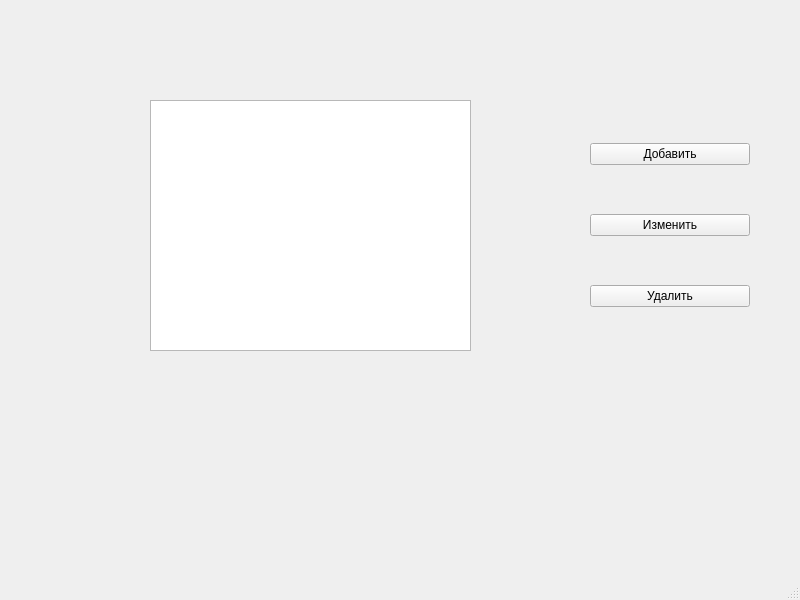
shtorm901/Diplom_Work, file Diplom2/ui/mainWin.ui: the form before one commit.
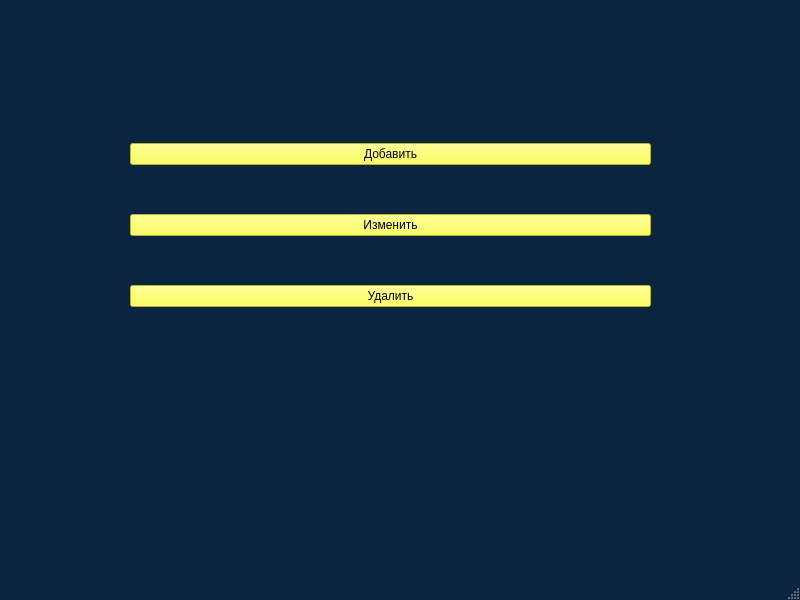
The form after the commit.

Patch:
```diff
--- a/Diplom2/ui/mainWin.ui
+++ b/Diplom2/ui/mainWin.ui
@@ -10,32 +10,558 @@
     <height>600</height>
    </rect>
   </property>
+  <property name="palette">
+   <palette>
+    <active>
+     <colorrole role="WindowText">
+      <brush brushstyle="SolidPattern">
+       <color alpha="255">
+        <red>255</red>
+        <green>70</green>
+        <blue>73</blue>
+       </color>
+      </brush>
+     </colorrole>
+     <colorrole role="Button">
+      <brush brushstyle="SolidPattern">
+       <color alpha="255">
+        <red>11</red>
+        <green>37</green>
+        <blue>65</blue>
+       </color>
+      </brush>
+     </colorrole>
+     <colorrole role="Light">
+      <brush brushstyle="SolidPattern">
+       <color alpha="255">
+        <red>17</red>
+        <green>56</green>
+        <blue>97</blue>
+       </color>
+      </brush>
+     </colorrole>
+     <colorrole role="Midlight">
+      <brush brushstyle="SolidPattern">
+       <color alpha="255">
+        <red>14</red>
+        <green>46</green>
+        <blue>81</blue>
+       </color>
+      </brush>
+     </colorrole>
+     <colorrole role="Dark">
+      <brush brushstyle="SolidPattern">
+       <color alpha="255">
+        <red>5</red>
+        <green>18</green>
+        <blue>32</blue>
+       </color>
+      </brush>
+     </colorrole>
+     <colorrole role="Mid">
+      <brush brushstyle="SolidPattern">
+       <color alpha="255">
+        <red>7</red>
+        <green>25</green>
+        <blue>43</blue>
+       </color>
+      </brush>
+     </colorrole>
+     <colorrole role="Text">
+      <brush brushstyle="SolidPattern">
+       <color alpha="255">
+        <red>255</red>
+        <green>70</green>
+        <blue>73</blue>
+       </color>
+      </brush>
+     </colorrole>
+     <colorrole role="BrightText">
+      <brush brushstyle="SolidPattern">
+       <color alpha="255">
+        <red>255</red>
+        <green>70</green>
+        <blue>73</blue>
+       </color>
+      </brush>
+     </colorrole>
+     <colorrole role="ButtonText">
+      <brush brushstyle="SolidPattern">
+       <color alpha="255">
+        <red>255</red>
+        <green>70</green>
+        <blue>73</blue>
+       </color>
+      </brush>
+     </colorrole>
+     <colorrole role="Base">
+      <brush brushstyle="SolidPattern">
+       <color alpha="255">
+        <red>0</red>
+        <green>0</green>
+        <blue>0</blue>
+       </color>
+      </brush>
+     </colorrole>
+     <colorrole role="Window">
+      <brush brushstyle="SolidPattern">
+       <color alpha="255">
+        <red>11</red>
+        <green>37</green>
+        <blue>65</blue>
+       </color>
+      </brush>
+     </colorrole>
+     <colorrole role="Shadow">
+      <brush brushstyle="SolidPattern">
+       <color alpha="255">
+        <red>0</red>
+        <green>0</green>
+        <blue>0</blue>
+       </color>
+      </brush>
+     </colorrole>
+     <colorrole role="AlternateBase">
+      <brush brushstyle="SolidPattern">
+       <color alpha="255">
+        <red>5</red>
+        <green>18</green>
+        <blue>32</blue>
+       </color>
+      </brush>
+     </colorrole>
+     <colorrole role="ToolTipBase">
+      <brush brushstyle="SolidPattern">
+       <color alpha="255">
+        <red>255</red>
+        <green>255</green>
+        <blue>220</blue>
+       </color>
+      </brush>
+     </colorrole>
+     <colorrole role="ToolTipText">
+      <brush brushstyle="SolidPattern">
+       <color alpha="255">
+        <red>0</red>
+        <green>0</green>
+        <blue>0</blue>
+       </color>
+      </brush>
+     </colorrole>
+     <colorrole role="PlaceholderText">
+      <brush brushstyle="SolidPattern">
+       <color alpha="127">
+        <red>255</red>
+        <green>255</green>
+        <blue>255</blue>
+       </color>
+      </brush>
+     </colorrole>
+    </active>
+    <inactive>
+     <colorrole role="WindowText">
+      <brush brushstyle="SolidPattern">
+       <color alpha="255">
+        <red>255</red>
+        <green>70</green>
+        <blue>73</blue>
+       </color>
+      </brush>
+     </colorrole>
+     <colorrole role="Button">
+      <brush brushstyle="SolidPattern">
+       <color alpha="255">
+        <red>11</red>
+        <green>37</green>
+        <blue>65</blue>
+       </color>
+      </brush>
+     </colorrole>
+     <colorrole role="Light">
+      <brush brushstyle="SolidPattern">
+       <color alpha="255">
+        <red>17</red>
+        <green>56</green>
+        <blue>97</blue>
+       </color>
+      </brush>
+     </colorrole>
+     <colorrole role="Midlight">
+      <brush brushstyle="SolidPattern">
+       <color alpha="255">
+        <red>14</red>
+        <green>46</green>
+        <blue>81</blue>
+       </color>
+      </brush>
+     </colorrole>
+     <colorrole role="Dark">
+      <brush brushstyle="SolidPattern">
+       <color alpha="255">
+        <red>5</red>
+        <green>18</green>
+        <blue>32</blue>
+       </color>
+      </brush>
+     </colorrole>
+     <colorrole role="Mid">
+      <brush brushstyle="SolidPattern">
+       <color alpha="255">
+        <red>7</red>
+        <green>25</green>
+        <blue>43</blue>
+       </color>
+      </brush>
+     </colorrole>
+     <colorrole role="Text">
+      <brush brushstyle="SolidPattern">
+       <color alpha="255">
+        <red>255</red>
+        <green>70</green>
+        <blue>73</blue>
+       </color>
+      </brush>
+     </colorrole>
+     <colorrole role="BrightText">
+      <brush brushstyle="SolidPattern">
+       <color alpha="255">
+        <red>255</red>
+        <green>70</green>
+        <blue>73</blue>
+       </color>
+      </brush>
+     </colorrole>
+     <colorrole role="ButtonText">
+      <brush brushstyle="SolidPattern">
+       <color alpha="255">
+        <red>255</red>
+        <green>70</green>
+        <blue>73</blue>
+       </color>
+      </brush>
+     </colorrole>
+     <colorrole role="Base">
+      <brush brushstyle="SolidPattern">
+       <color alpha="255">
+        <red>0</red>
+        <green>0</green>
+        <blue>0</blue>
+       </color>
+      </brush>
+     </colorrole>
+     <colorrole role="Window">
+      <brush brushstyle="SolidPattern">
+       <color alpha="255">
+        <red>11</red>
+        <green>37</green>
+        <blue>65</blue>
+       </color>
+      </brush>
+     </colorrole>
+     <colorrole role="Shadow">
+      <brush brushstyle="SolidPattern">
+       <color alpha="255">
+        <red>0</red>
+        <green>0</green>
+        <blue>0</blue>
+       </color>
+      </brush>
+     </colorrole>
+     <colorrole role="AlternateBase">
+      <brush brushstyle="SolidPattern">
+       <color alpha="255">
+        <red>5</red>
+        <green>18</green>
+        <blue>32</blue>
+       </color>
+      </brush>
+     </colorrole>
+     <colorrole role="ToolTipBase">
+      <brush brushstyle="SolidPattern">
+       <color alpha="255">
+        <red>255</red>
+        <green>255</green>
+        <blue>220</blue>
+       </color>
+      </brush>
+     </colorrole>
+     <colorrole role="ToolTipText">
+      <brush brushstyle="SolidPattern">
+       <color alpha="255">
+        <red>0</red>
+        <green>0</green>
+        <blue>0</blue>
+       </color>
+      </brush>
+     </colorrole>
+     <colorrole role="PlaceholderText">
+      <brush brushstyle="SolidPattern">
+       <color alpha="127">
+        <red>255</red>
+        <green>255</green>
+        <blue>255</blue>
+       </color>
+      </brush>
+     </colorrole>
+    </inactive>
+    <disabled>
+     <colorrole role="WindowText">
+      <brush brushstyle="SolidPattern">
+       <color alpha="255">
+        <red>5</red>
+        <green>18</green>
+        <blue>32</blue>
+       </color>
+      </brush>
+     </colorrole>
+     <colorrole role="Button">
+      <brush brushstyle="SolidPattern">
+       <color alpha="255">
+        <red>11</red>
+        <green>37</green>
+        <blue>65</blue>
+       </color>
+      </brush>
+     </colorrole>
+     <colorrole role="Light">
+      <brush brushstyle="SolidPattern">
+       <color alpha="255">
+        <red>17</red>
+        <green>56</green>
+        <blue>97</blue>
+       </color>
+      </brush>
+     </colorrole>
+     <colorrole role="Midlight">
+      <brush brushstyle="SolidPattern">
+       <color alpha="255">
+        <red>14</red>
+        <green>46</green>
+        <blue>81</blue>
+       </color>
+      </brush>
+     </colorrole>
+     <colorrole role="Dark">
+      <brush brushstyle="SolidPattern">
+       <color alpha="255">
+        <red>5</red>
+        <green>18</green>
+        <blue>32</blue>
+       </color>
+      </brush>
+     </colorrole>
+     <colorrole role="Mid">
+      <brush brushstyle="SolidPattern">
+       <color alpha="255">
+        <red>7</red>
+        <green>25</green>
+        <blue>43</blue>
+       </color>
+      </brush>
+     </colorrole>
+     <colorrole role="Text">
+      <brush brushstyle="SolidPattern">
+       <color alpha="255">
+        <red>5</red>
+        <green>18</green>
+        <blue>32</blue>
+       </color>
+      </brush>
+     </colorrole>
+     <colorrole role="BrightText">
+      <brush brushstyle="SolidPattern">
+       <color alpha="255">
+        <red>255</red>
+        <green>70</green>
+        <blue>73</blue>
+       </color>
+      </brush>
+     </colorrole>
+     <colorrole role="ButtonText">
+      <brush brushstyle="SolidPattern">
+       <color alpha="255">
+        <red>5</red>
+        <green>18</green>
+        <blue>32</blue>
+       </color>
+      </brush>
+     </colorrole>
+     <colorrole role="Base">
+      <brush brushstyle="SolidPattern">
+       <color alpha="255">
+        <red>11</red>
+        <green>37</green>
+        <blue>65</blue>
+       </color>
+      </brush>
+     </colorrole>
+     <colorrole role="Window">
+      <brush brushstyle="SolidPattern">
+       <color alpha="255">
+        <red>11</red>
+        <green>37</green>
+        <blue>65</blue>
+       </color>
+      </brush>
+     </colorrole>
+     <colorrole role="Shadow">
+      <brush brushstyle="SolidPattern">
+       <color alpha="255">
+        <red>0</red>
+        <green>0</green>
+        <blue>0</blue>
+       </color>
+      </brush>
+     </colorrole>
+     <colorrole role="AlternateBase">
+      <brush brushstyle="SolidPattern">
+       <color alpha="255">
+        <red>11</red>
+        <green>37</green>
+        <blue>65</blue>
+       </color>
+      </brush>
+     </colorrole>
+     <colorrole role="ToolTipBase">
+      <brush brushstyle="SolidPattern">
+       <color alpha="255">
+        <red>255</red>
+        <green>255</green>
+        <blue>220</blue>
+       </color>
+      </brush>
+     </colorrole>
+     <colorrole role="ToolTipText">
+      <brush brushstyle="SolidPattern">
+       <color alpha="255">
+        <red>0</red>
+        <green>0</green>
+        <blue>0</blue>
+       </color>
+      </brush>
+     </colorrole>
+     <colorrole role="PlaceholderText">
+      <brush brushstyle="SolidPattern">
+       <color alpha="127">
+        <red>5</red>
+        <green>18</green>
+        <blue>32</blue>
+       </color>
+      </brush>
+     </colorrole>
+    </disabled>
+   </palette>
+  </property>
   <property name="windowTitle">
    <string>MainWindow</string>
   </property>
   <widget class="QWidget" name="centralwidget">
-   <widget class="QListWidget" name="listWidget">
-    <property name="geometry">
-     <rect>
-      <x>150</x>
-      <y>100</y>
-      <width>321</width>
-      <height>251</height>
-     </rect>
-    </property>
-   </widget>
    <widget class="QWidget" name="gridLayoutWidget">
     <property name="geometry">
      <rect>
-      <x>590</x>
+      <x>130</x>
       <y>100</y>
-      <width>160</width>
+      <width>521</width>
       <height>251</height>
      </rect>
     </property>
     <layout class="QGridLayout" name="gridLayout">
      <item row="0" column="0">
       <widget class="QPushButton" name="pushButton_2">
+       <property name="palette">
+        <palette>
+         <active>
+          <colorrole role="Button">
+           <brush brushstyle="SolidPattern">
+            <color alpha="255">
+             <red>255</red>
+             <green>255</green>
+             <blue>52</blue>
+            </color>
+           </brush>
+          </colorrole>
+          <colorrole role="Base">
+           <brush brushstyle="SolidPattern">
+            <color alpha="255">
+             <red>255</red>
+             <green>255</green>
+             <blue>52</blue>
+            </color>
+           </brush>
+          </colorrole>
+          <colorrole role="Window">
+           <brush brushstyle="SolidPattern">
+            <color alpha="255">
+             <red>255</red>
+             <green>255</green>
+             <blue>52</blue>
+            </color>
+           </brush>
+          </colorrole>
+         </active>
+         <inactive>
+          <colorrole role="Button">
+           <brush brushstyle="SolidPattern">
+            <color alpha="255">
+             <red>255</red>
+             <green>255</green>
+             <blue>52</blue>
+            </color>
+           </brush>
+          </colorrole>
+          <colorrole role="Base">
+           <brush brushstyle="SolidPattern">
+            <color alpha="255">
+             <red>255</red>
+             <green>255</green>
+             <blue>52</blue>
+            </color>
+           </brush>
+          </colorrole>
+          <colorrole role="Window">
+           <brush brushstyle="SolidPattern">
+            <color alpha="255">
+             <red>255</red>
+             <green>255</green>
+             <blue>52</blue>
+            </color>
+           </brush>
+          </colorrole>
+         </inactive>
+         <disabled>
+          <colorrole role="Button">
+           <brush brushstyle="SolidPattern">
+            <color alpha="255">
+             <red>255</red>
+             <green>255</green>
+             <blue>52</blue>
+            </color>
+           </brush>
+          </colorrole>
+          <colorrole role="Base">
+           <brush brushstyle="SolidPattern">
+            <color alpha="255">
+             <red>255</red>
+             <green>255</green>
+             <blue>52</blue>
+            </color>
+           </brush>
+          </colorrole>
+          <colorrole role="Window">
+           <brush brushstyle="SolidPattern">
+            <color alpha="255">
+             <red>255</red>
+             <green>255</green>
+             <blue>52</blue>
+            </color>
+           </brush>
+          </colorrole>
+         </disabled>
+        </palette>
+       </property>
+       <property name="styleSheet">
+        <string notr="true">background-color:rgb(255, 255, 52)</string>
+       </property>
        <property name="text">
         <string>Добавить</string>
        </property>
@@ -43,6 +569,9 @@
      </item>
      <item row="1" column="0">
       <widget class="QPushButton" name="pushButton">
+       <property name="styleSheet">
+        <string notr="true">background-color:rgb(255, 255, 52)</string>
+       </property>
        <property name="text">
         <string>Изменить</string>
        </property>
@@ -50,6 +579,9 @@
      </item>
      <item row="2" column="0">
       <widget class="QPushButton" name="pushButton_3">
+       <property name="styleSheet">
+        <string notr="true">background-color:rgb(255, 255, 52)</string>
+       </property>
        <property name="text">
         <string>Удалить</string>
        </property>
```
